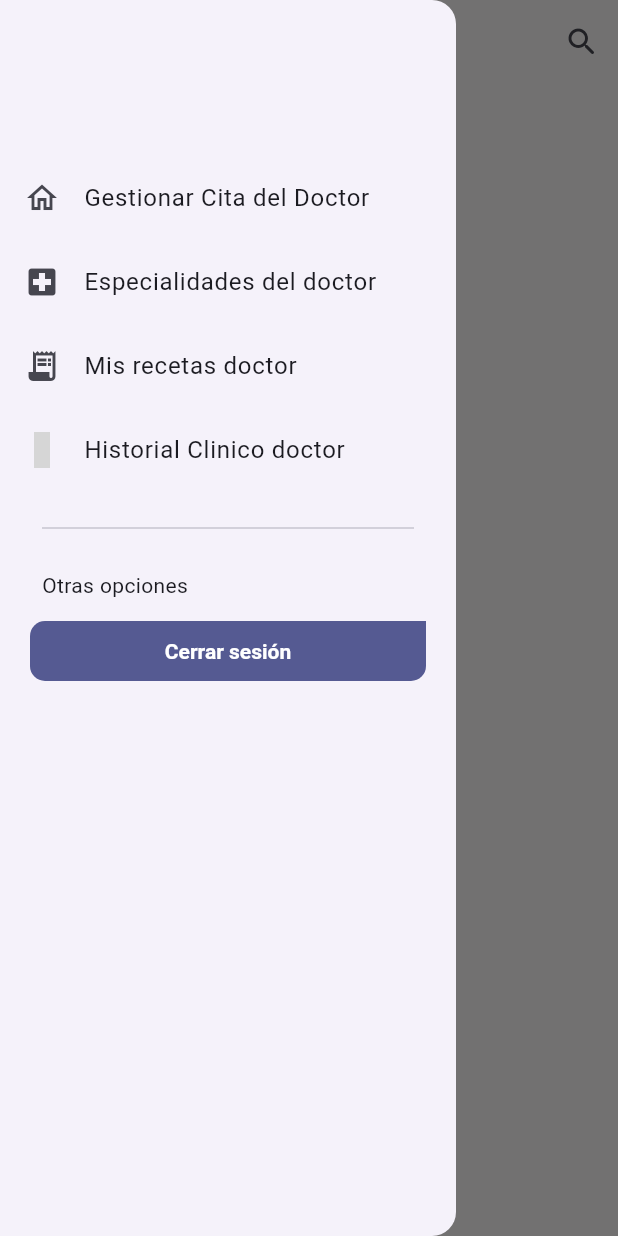
After one commit to ginimessersmith/ERP_App_flutter, a Flutter app: the HistorialClinicoDoctor screen opened by its route, with the side drawer open, on a phone screen of 412 x 824 dp. The commit adds this screen. Run offline on Flutter 3.47's test engine with Material 2 defaults, Android fonts, the phone set to English and light mode, and no system bars; our stand-ins replace formz, go_router, google_fonts, line_icons, shared_preferences; missing offline and left inert: dart:ffi, dotenv; accounts and stored records are empty; network calls fail; project files that could hold a hidden picture were left out; grey boxes are pictures that could not be loaded.

Commit message:
second commit app, Sprint 4 and finish App

```diff
--- a/lib/config/components/menu.dart
+++ b/lib/config/components/menu.dart
@@ -41,4 +41,10 @@ final List<MenuItem> appMenuItems = [
     link: '/historial',
     icon: LineIcons.medicalFile,
   ),
+  //consultorios
+  MenuItem(
+    label: 'Consultorio',
+    link: '/consultorioUser',
+    icon: LineIcons.medicalNotes,
+  ),
 ];
--- /dev/null
+++ b/lib/config/components/menuDoctor.dart
@@ -0,0 +1,40 @@
+import 'package:flutter/material.dart';
+import 'package:line_icons/line_icons.dart';
+
+class MenuDoctorItem {
+  final String label;
+  final String link;
+  final IconData icon;
+
+  MenuDoctorItem({
+    required this.label,
+    required this.link,
+    required this.icon,
+  });
+}
+
+final List<MenuDoctorItem> appMenuDoctorItems = [
+  MenuDoctorItem(
+    label: 'Gestionar Cita del Doctor',
+    link: '/perfil_doctor',
+    icon: Icons.home_outlined,
+  ),
+  MenuDoctorItem(
+    label: 'Especialidades del doctor',
+    link: '/especialidades_doctor',
+    icon: Icons.local_hospital,
+  ),
+
+  /* Mis recetas */
+  MenuDoctorItem(
+    label: 'Mis recetas doctor',
+    link: '/recetas_doctor',
+    icon: Icons.receipt_long,
+  ),
+  /* Historial Clinico */
+  MenuDoctorItem(
+    label: 'Historial Clinico doctor',
+    link: '/historial_doctor',
+    icon: LineIcons.medicalFile,
+  ),
+];
--- a/lib/config/controllers/api.dart
+++ b/lib/config/controllers/api.dart
@@ -1 +1,2 @@
+//const apiURl = 'https://erp.vescan-dev.website/api';
 const apiURl = 'http://10.0.2.2:8000/api';
--- a/lib/config/router/app_router.dart
+++ b/lib/config/router/app_router.dart
@@ -1,3 +1,8 @@
+import 'package:Clinica_ERP/features/perfil/presentation/screens/Screens%20del%20doctor/especialidades_doctor.dart';
+import 'package:Clinica_ERP/features/perfil/presentation/screens/Screens%20del%20doctor/historial_clinico_doctor.dart';
+import 'package:Clinica_ERP/features/perfil/presentation/screens/Screens%20del%20doctor/perfil_doctor.dart';
+import 'package:Clinica_ERP/features/perfil/presentation/screens/Screens%20del%20doctor/recetas_doctor.dart';
+import 'package:Clinica_ERP/features/perfil/presentation/screens/consultorio_user_screen.dart';
 import 'package:go_router/go_router.dart';
 import 'package:Clinica_ERP/features/auth/auth.dart';
 import 'package:Clinica_ERP/features/auth/presentation/screens/guardar_token.dart';
@@ -66,6 +71,27 @@ final appRouter = GoRouter(
       path: '/citaCreate',
       builder: (context, state) => const CreateCitaScreen(),
     ),
+    GoRoute(
+      path: '/consultorioUser',
+      builder: (context, state) => const ConsultorioUserScreen(),
+    ),
+    //TODO* aqui empiezan las rutas que pertenecen a los user doctores
+    GoRoute(
+      path: '/perfil_doctor',
+      builder: (context, state) => const PerfilDoctor(),
+    ),
+    GoRoute(
+      path: '/especialidades_doctor',
+      builder: (context, state) => const EspecialidadesDoctor(),
+    ),
+    GoRoute(
+      path: '/recetas_doctor',
+      builder: (context, state) => const RecetasDoctor(),
+    ),
+    GoRoute(
+      path: '/historial_doctor',
+      builder: (context, state) => const HistorialClinicoDoctor(),
+    ),
   ],
 
   ///! TODO: Bloquear si no se está autenticado de alguna manera
--- /dev/null
+++ b/lib/features/perfil/presentation/screens/Screens del doctor/historial_clinico_doctor.dart
@@ -0,0 +1,35 @@
+import 'package:flutter/cupertino.dart';
+import 'package:flutter/material.dart';
+
+import '../../../../shared/widgets/side_doctor_menu.dart';
+
+class HistorialClinicoDoctor extends StatefulWidget {
+  const HistorialClinicoDoctor({super.key});
+
+  @override
+  State<HistorialClinicoDoctor> createState() => _HistorialClinicoDoctorState();
+}
+
+class _HistorialClinicoDoctorState extends State<HistorialClinicoDoctor> {
+  List<dynamic> citas = [];
+  final scaffoldKey = GlobalKey<ScaffoldState>();
+  String nameUser = '';
+  String emailUser = '';
+  @override
+  Widget build(BuildContext context) {
+    return Scaffold(
+      drawer: SideMenuDoctor(
+        scaffoldKey: scaffoldKey,
+        name: nameUser,
+        email: emailUser,
+      ),
+      appBar: AppBar(
+        title: const Text('hola '),
+        actions: [
+          IconButton(onPressed: () {}, icon: const Icon(Icons.search_rounded))
+        ],
+      ),
+      body: Text('aqui vendra el historial clinico del doctor'),
+    );
+  }
+}
--- a/lib/features/perfil/presentation/screens/edit_cita_screen.dart
+++ b/lib/features/perfil/presentation/screens/edit_cita_screen.dart
@@ -59,7 +59,6 @@ class _EditCitaScreenState extends State<EditCitaScreen> {
         fechaString = cita['fecha'];
         idConsulta = cita['idConsulta'];
         idEspecialidad = cita['idEspecialidad'];
-
         motivoController.text = motivo;
       });
     });
--- /dev/null
+++ b/lib/features/shared/widgets/side_doctor_menu.dart
@@ -0,0 +1,93 @@
+import 'package:flutter/material.dart';
+import 'package:go_router/go_router.dart';
+import 'package:shared_preferences/shared_preferences.dart';
+import 'package:Clinica_ERP/config/router/app_router.dart';
+import 'package:Clinica_ERP/features/shared/shared.dart';
+import '../../../config/components/menuDoctor.dart';
+
+class SideMenuDoctor extends StatefulWidget {
+  final GlobalKey<ScaffoldState> scaffoldKey;
+
+  SideMenuDoctor({
+    Key? key,
+    required this.scaffoldKey,
+    required this.name,
+    required this.email,
+  }) : super(key: key);
+
+  String name;
+  String email;
+
+  @override
+  State<SideMenuDoctor> createState() => _SideMenuDoctorState();
+}
+
+class _SideMenuDoctorState extends State<SideMenuDoctor> {
+  int navDrawerIndex = 0;
+
+  void logout() async {
+    SharedPreferences user = await SharedPreferences.getInstance();
+    await user.clear();
+  }
+
+  @override
+  Widget build(BuildContext context) {
+    final hasNotch = MediaQuery.of(context).viewPadding.top > 35;
+    final textStyles = Theme.of(context).textTheme;
+
+    return NavigationDrawer(
+      elevation: 1,
+      selectedIndex: navDrawerIndex,
+      onDestinationSelected: (value) {
+        setState(() {
+          navDrawerIndex = value;
+        });
+
+        final menuDoctorItem = appMenuDoctorItems[value];
+        GoRouter.of(context).go(menuDoctorItem.link);
+        widget.scaffoldKey.currentState?.closeDrawer();
+      },
+      children: [
+        Padding(
+          padding: EdgeInsets.fromLTRB(20, hasNotch ? 0 : 20, 16, 0),
+          child: Text(widget.name, style: textStyles.titleMedium),
+        ),
+        Padding(
+          padding: const EdgeInsets.fromLTRB(20, 0, 16, 10),
+          child: Text(widget.email, style: textStyles.titleSmall),
+        ),
+        for (var menuDoctorItem in appMenuDoctorItems)
+          ListTile(
+            leading: Icon(menuDoctorItem.icon),
+            title: Text(menuDoctorItem.label),
+            onTap: () {
+              setState(() {
+                navDrawerIndex = appMenuDoctorItems.indexOf(menuDoctorItem);
+              });
+              widget.scaffoldKey.currentState?.openEndDrawer();
+              // Realiza la navegación a la ruta deseada aquí
+              GoRouter.of(context).go(menuDoctorItem.link);
+            },
+          ),
+        const Padding(
+          padding: EdgeInsets.fromLTRB(28, 16, 28, 10),
+          child: Divider(),
+        ),
+        const Padding(
+          padding: EdgeInsets.fromLTRB(28, 10, 16, 10),
+          child: Text('Otras opciones'),
+        ),
+        Padding(
+          padding: const EdgeInsets.symmetric(horizontal: 20),
+          child: CustomFilledButton(
+            onPressed: () {
+              logout();
+              appRouter.go('/login');
+            },
+            text: 'Cerrar sesión',
+          ),
+        ),
+      ],
+    );
+  }
+}
```
Also changed, not shown: lib/config/controllers/auth_controller.dart (+7 -1 lines), lib/config/controllers/cita_controller.dart (+6 -6 lines), lib/config/controllers/consultorio_user.dart (added, +37 -0 lines), lib/features/perfil/presentation/screens/Screens del doctor/consultorio_doctor.dart (added, +35 -0 lines), lib/features/perfil/presentation/screens/Screens del doctor/especialidades_doctor.dart (added, +35 -0 lines), lib/features/perfil/presentation/screens/Screens del doctor/perfil_doctor.dart (added, +36 -0 lines), lib/features/perfil/presentation/screens/Screens del doctor/recetas_doctor.dart (added, +35 -0 lines), lib/features/perfil/presentation/screens/consultorio_user_screen.dart (added, +123 -0 lines).
